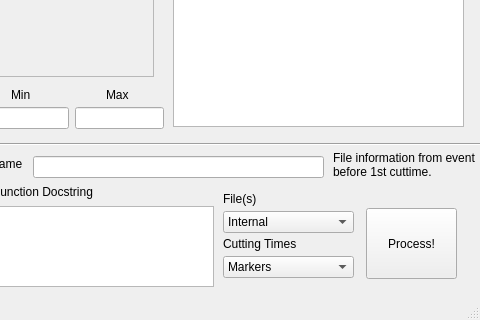
Qt form Analysis/PostProcessor/Layout.ui (msb002/MHDlab) before a commit; both pictures show x 407 to 887 and y 343 to 663 of the 887 by 663 pixel window.
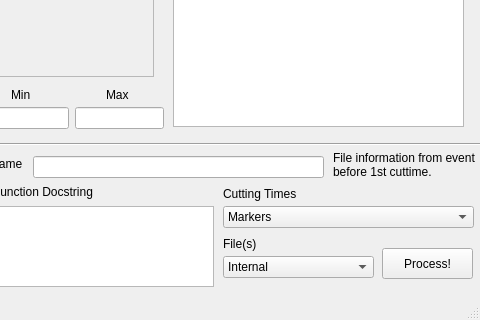
The same form after that commit.

```diff
--- a/Analysis/PostProcessor/Layout.ui
+++ b/Analysis/PostProcessor/Layout.ui
@@ -403,7 +403,7 @@
     <property name="geometry">
      <rect>
       <x>630</x>
-      <y>515</y>
+      <y>560</y>
       <width>55</width>
       <height>16</height>
      </rect>
@@ -416,8 +416,8 @@
     <property name="geometry">
      <rect>
       <x>630</x>
-      <y>535</y>
-      <width>131</width>
+      <y>580</y>
+      <width>151</width>
       <height>22</height>
      </rect>
     </property>
@@ -435,10 +435,10 @@
    <widget class="QPushButton" name="btn_parse">
     <property name="geometry">
      <rect>
-      <x>773</x>
-      <y>532</y>
+      <x>789</x>
+      <y>572</y>
       <width>91</width>
-      <height>71</height>
+      <height>31</height>
      </rect>
     </property>
     <property name="text">
@@ -449,8 +449,8 @@
     <property name="geometry">
      <rect>
       <x>630</x>
-      <y>580</y>
-      <width>131</width>
+      <y>530</y>
+      <width>251</width>
       <height>22</height>
      </rect>
     </property>
@@ -474,7 +474,7 @@
     <property name="geometry">
      <rect>
       <x>630</x>
-      <y>560</y>
+      <y>510</y>
       <width>91</width>
       <height>16</height>
      </rect>
```
Left out of the diff: 9 changed lines with no effect on the pictures.
